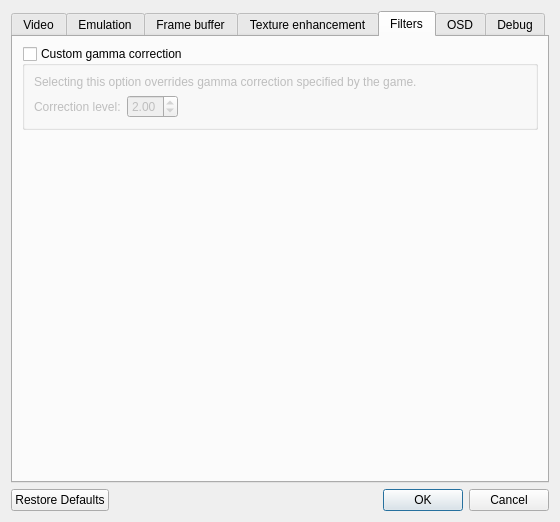
First picture: the form in src/GLideNUI/configDialog.ui, repository gonetz/GLideN64, before the edit.
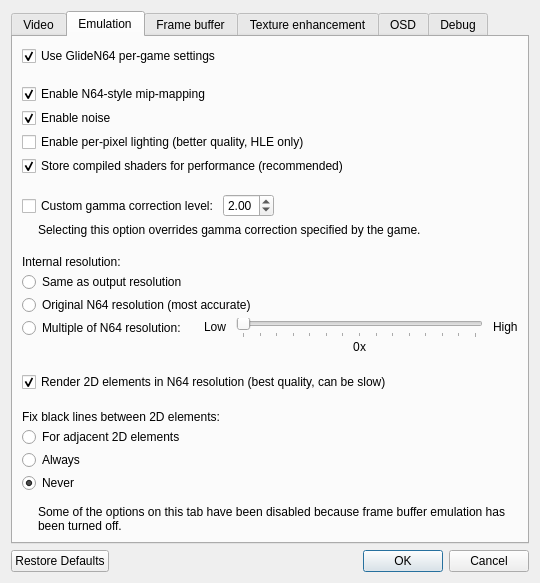
Second picture: the form after the edit. The open tabs and pages were chosen to show the change. Icons and pictures are not drawn.

Commit message: UI: Gamma correction moved to emulation tab

What changed in the file:
```diff
--- a/src/GLideNUI/configDialog.ui
+++ b/src/GLideNUI/configDialog.ui
@@ -1171,6 +1171,137 @@
            </layout>
           </widget>
          </item>
+         <item>
+          <widget class="QFrame" name="gammaCorrectionFrame">
+           <property name="toolTip">
+            <string>&lt;html&gt;&lt;head/&gt;&lt;body&gt;&lt;p&gt;Some N64 games use gamma correction to brighten the image. When the frame buffer is enabled, gamma correction is applied automatically for all games that use it on the N64. You can use your own gamma correction instead with this option. The default level, used on the N64, is 2.&lt;/p&gt;&lt;p&gt;[Recommended: &lt;span style=&quot; font-style:italic;&quot;&gt;Unchecked; 2.00&lt;/span&gt;]&lt;/p&gt;&lt;/body&gt;&lt;/html&gt;</string>
+           </property>
+           <layout class="QVBoxLayout" name="verticalLayout_15">
+            <property name="spacing">
+             <number>4</number>
+            </property>
+            <property name="leftMargin">
+             <number>0</number>
+            </property>
+            <property name="topMargin">
+             <number>0</number>
+            </property>
+            <property name="rightMargin">
+             <number>0</number>
+            </property>
+            <property name="bottomMargin">
+             <number>0</number>
+            </property>
+            <item>
+             <layout class="QHBoxLayout" name="horizontalLayout_12">
+              <item>
+               <widget class="QCheckBox" name="gammaCorrectionCheckBox">
+                <property name="text">
+                 <string>Custom gamma correction level:</string>
+                </property>
+               </widget>
+              </item>
+              <item>
+               <layout class="QVBoxLayout" name="verticalLayout_16">
+                <property name="spacing">
+                 <number>0</number>
+                </property>
+                <item>
+                 <widget class="QDoubleSpinBox" name="gammaLevelSpinBox">
+                  <property name="minimum">
+                   <double>1.000000000000000</double>
+                  </property>
+                  <property name="maximum">
+                   <double>4.000000000000000</double>
+                  </property>
+                  <property name="singleStep">
+                   <double>0.100000000000000</double>
+                  </property>
+                  <property name="value">
+                   <double>2.000000000000000</double>
+                  </property>
+                 </widget>
+                </item>
+                <item>
+                 <spacer name="verticalSpacer_4">
+                  <property name="orientation">
+                   <enum>Qt::Vertical</enum>
+                  </property>
+                  <property name="sizeType">
+                   <enum>QSizePolicy::Fixed</enum>
+                  </property>
+                  <property name="sizeHint" stdset="0">
+                   <size>
+                    <width>0</width>
+                    <height>2</height>
+                   </size>
+                  </property>
+                 </spacer>
+                </item>
+               </layout>
+              </item>
+              <item>
+               <spacer name="horizontalSpacer_5">
+                <property name="orientation">
+                 <enum>Qt::Horizontal</enum>
+                </property>
+                <property name="sizeHint" stdset="0">
+                 <size>
+                  <width>0</width>
+                  <height>0</height>
+                 </size>
+                </property>
+               </spacer>
+              </item>
+             </layout>
+            </item>
+            <item>
+             <widget class="QFrame" name="gammaCorrectionNoteFrame">
+              <layout class="QHBoxLayout" name="horizontalLayout_21">
+               <property name="spacing">
+                <number>9</number>
+               </property>
+               <property name="leftMargin">
+                <number>0</number>
+               </property>
+               <property name="topMargin">
+                <number>0</number>
+               </property>
+               <property name="rightMargin">
+                <number>0</number>
+               </property>
+               <property name="bottomMargin">
+                <number>0</number>
+               </property>
+               <item>
+                <widget class="QLabel" name="gammaCorrectionNoteIcon">
+                 <property name="sizePolicy">
+                  <sizepolicy hsizetype="Fixed" vsizetype="Fixed">
+                   <horstretch>0</horstretch>
+                   <verstretch>0</verstretch>
+                  </sizepolicy>
+                 </property>
+                 <property name="pixmap">
+                  <pixmap resource="icon.qrc">:/Info.ico</pixmap>
+                 </property>
+                </widget>
+               </item>
+               <item>
+                <widget class="QLabel" name="gammaCorrectionNoteLabel">
+                 <property name="text">
+                  <string>Selecting this option overrides gamma correction specified by the game.</string>
+                 </property>
+                 <property name="wordWrap">
+                  <bool>true</bool>
+                 </property>
+                </widget>
+               </item>
+              </layout>
+             </widget>
+            </item>
+           </layout>
+          </widget>
+         </item>
          <item>
           <widget class="QFrame" name="factorFrame">
            <property name="toolTip">
@@ -2530,152 +2661,6 @@
        </item>
       </layout>
      </widget>
-     <widget class="QWidget" name="postFilterTab">
-      <property name="sizePolicy">
-       <sizepolicy hsizetype="Preferred" vsizetype="Preferred">
-        <horstretch>0</horstretch>
-        <verstretch>0</verstretch>
-       </sizepolicy>
-      </property>
-      <attribute name="title">
-       <string>Filters</string>
-      </attribute>
-      <layout class="QVBoxLayout" name="postFilterVerticalLayout">
-       <item>
-        <layout class="QHBoxLayout" name="horizontalLayout_13">
-         <property name="spacing">
-          <number>16</number>
-         </property>
-         <item>
-          <layout class="QVBoxLayout" name="verticalLayout_50">
-           <item>
-            <spacer name="verticalSpacer_4">
-             <property name="orientation">
-              <enum>Qt::Vertical</enum>
-             </property>
-             <property name="sizeHint" stdset="0">
-              <size>
-               <width>0</width>
-               <height>0</height>
-              </size>
-             </property>
-            </spacer>
-           </item>
-          </layout>
-         </item>
-         <item>
-          <layout class="QVBoxLayout" name="verticalLayout_51">
-           <item>
-            <widget class="QGroupBox" name="gammaCorrectionGroupBox">
-             <property name="toolTip">
-              <string>&lt;html&gt;&lt;head/&gt;&lt;body&gt;&lt;p&gt;Some N64 games use gamma correction to brighten the image. When the frame buffer is enabled, gamma correction is applied automatically for all games that use it on the N64. You can use your own gamma correction instead with this option. The default level, used on the N64, is 2.&lt;/p&gt;&lt;p&gt;[Recommended: &lt;span style=&quot; font-style:italic;&quot;&gt;Unchecked; 2.00&lt;/span&gt;]&lt;/p&gt;&lt;/body&gt;&lt;/html&gt;</string>
-             </property>
-             <property name="title">
-              <string>Custom gamma correction</string>
-             </property>
-             <property name="checkable">
-              <bool>true</bool>
-             </property>
-             <property name="checked">
-              <bool>false</bool>
-             </property>
-             <layout class="QVBoxLayout" name="verticalLayout_16">
-              <item>
-               <widget class="QLabel" name="gammaLevelDescLabel">
-                <property name="text">
-                 <string>&lt;html&gt;&lt;head/&gt;&lt;body&gt;&lt;p&gt;Selecting this option overrides gamma correction specified by the game.&lt;/p&gt;&lt;/body&gt;&lt;/html&gt;</string>
-                </property>
-                <property name="wordWrap">
-                 <bool>true</bool>
-                </property>
-               </widget>
-              </item>
-              <item>
-               <layout class="QHBoxLayout" name="horizontalLayout_14">
-                <item>
-                 <widget class="QLabel" name="gammaLevelLabel">
-                  <property name="sizePolicy">
-                   <sizepolicy hsizetype="Fixed" vsizetype="Preferred">
-                    <horstretch>0</horstretch>
-                    <verstretch>0</verstretch>
-                   </sizepolicy>
-                  </property>
-                  <property name="toolTip">
-                   <string/>
-                  </property>
-                  <property name="text">
-                   <string>Correction level:</string>
-                  </property>
-                  <property name="buddy">
-                   <cstring>gammaLevelSpinBox</cstring>
-                  </property>
-                 </widget>
-                </item>
-                <item>
-                 <widget class="QDoubleSpinBox" name="gammaLevelSpinBox">
-                  <property name="sizePolicy">
-                   <sizepolicy hsizetype="Fixed" vsizetype="Fixed">
-                    <horstretch>0</horstretch>
-                    <verstretch>0</verstretch>
-                   </sizepolicy>
-                  </property>
-                  <property name="toolTip">
-                   <string>&lt;html&gt;&lt;head/&gt;&lt;body&gt;&lt;p&gt;&lt;span style=&quot; font-weight:600;&quot;&gt;Gamma correction.&lt;/span&gt;&lt;/p&gt;&lt;p&gt;Some N64 games use gamma correction. Gamma correction makes image brighter. N64 applies gamma correction in its Video Interface. &lt;/p&gt;&lt;p&gt;GLideN64 emulates gamma correction as post-processing effect. That is, it works only when frame buffer emulation enabled. Gamma correction enabled automatically for games, which use it on real N64. You may force gamma correction for all games. Default level of gamma correction is 2, as on N64.&lt;/p&gt;&lt;p&gt;[Recommended: &lt;span style=&quot; font-style:italic;&quot;&gt;use defaults&lt;/span&gt;]&lt;/p&gt;&lt;/body&gt;&lt;/html&gt;</string>
-                  </property>
-                  <property name="minimum">
-                   <double>1.000000000000000</double>
-                  </property>
-                  <property name="maximum">
-                   <double>4.000000000000000</double>
-                  </property>
-                  <property name="singleStep">
-                   <double>0.100000000000000</double>
-                  </property>
-                  <property name="value">
-                   <double>2.000000000000000</double>
-                  </property>
-                 </widget>
-                </item>
-                <item>
-                 <spacer name="horizontalSpacer_16">
-                  <property name="orientation">
-                   <enum>Qt::Horizontal</enum>
-                  </property>
-                  <property name="sizeHint" stdset="0">
-                   <size>
-                    <width>0</width>
-                    <height>0</height>
-                   </size>
-                  </property>
-                 </spacer>
-                </item>
-               </layout>
-              </item>
-             </layout>
-            </widget>
-           </item>
-           <item>
-            <spacer name="verticalSpacer_5">
-             <property name="orientation">
-              <enum>Qt::Vertical</enum>
-             </property>
-             <property name="sizeType">
-              <enum>QSizePolicy::Expanding</enum>
-             </property>
-             <property name="sizeHint" stdset="0">
-              <size>
-               <width>0</width>
-               <height>0</height>
-              </size>
-             </property>
-            </spacer>
-           </item>
-          </layout>
-         </item>
-        </layout>
-       </item>
-      </layout>
-     </widget>
      <widget class="QWidget" name="osdTab">
       <attribute name="title">
        <string>OSD</string>
```
Left out of the diff: 420 changed lines with no effect on the pictures. The commit also changes 1 other file.
